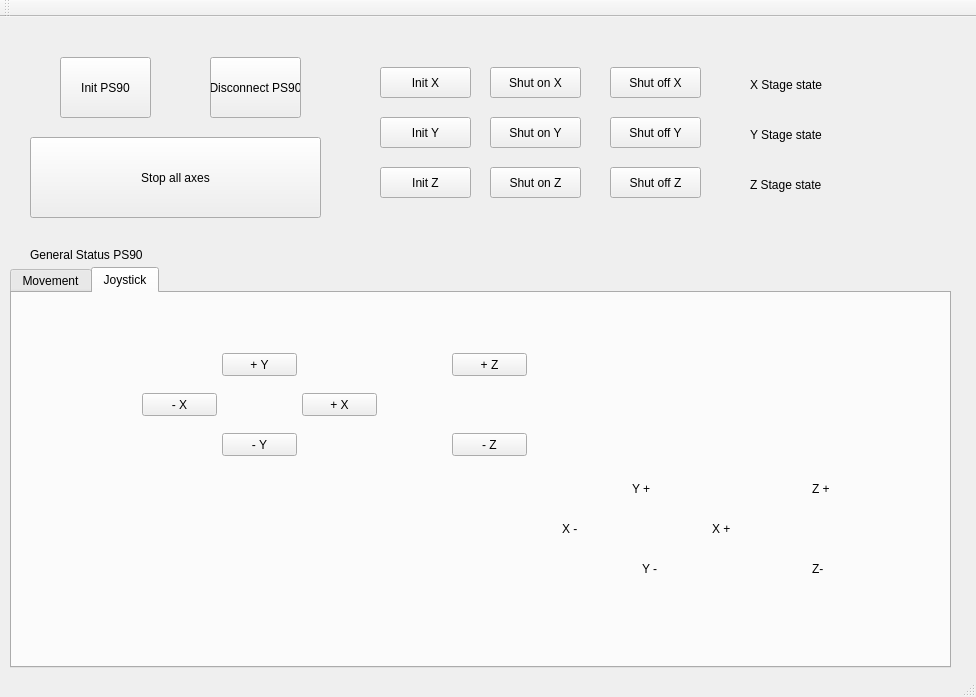
Old version of the form owis_controller.ui in the repository gitHleon/OWIS_controller_V0.
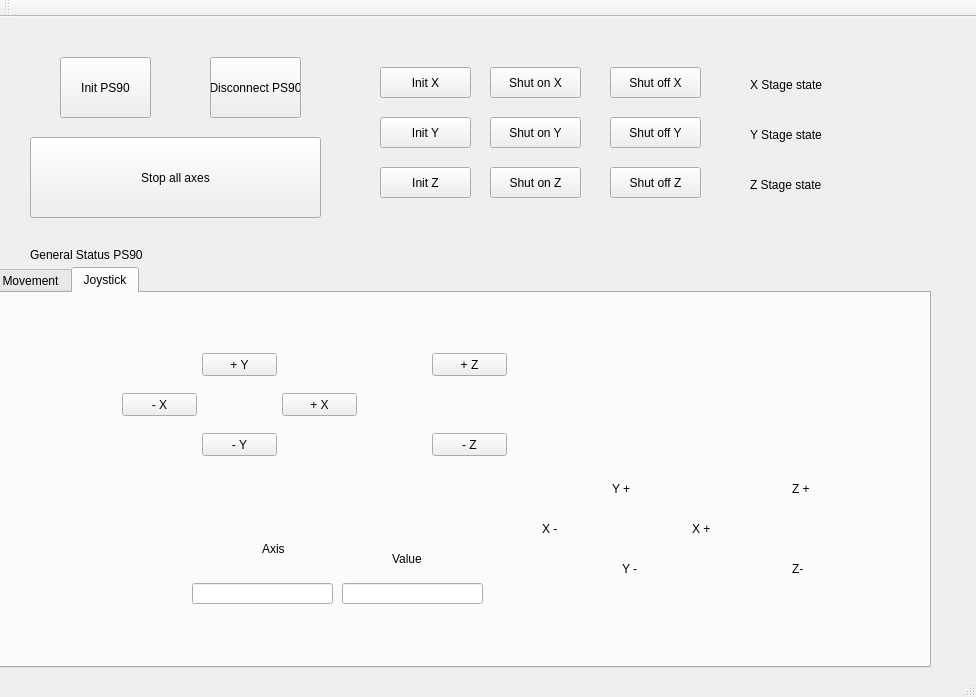
New version of the form.

The edit to the form file:
```diff
--- a/owis_controller.ui
+++ b/owis_controller.ui
@@ -225,7 +225,7 @@
    <widget class="QTabWidget" name="tabWidget">
     <property name="geometry">
      <rect>
-      <x>10</x>
+      <x>-10</x>
       <y>250</y>
       <width>941</width>
       <height>401</height>
@@ -744,6 +744,58 @@
        <string>Z-</string>
       </property>
      </widget>
+     <widget class="QLabel" name="label_Joy_axis">
+      <property name="geometry">
+       <rect>
+        <x>270</x>
+        <y>240</y>
+        <width>71</width>
+        <height>31</height>
+       </rect>
+      </property>
+      <property name="text">
+       <string>Axis</string>
+      </property>
+     </widget>
+     <widget class="QLabel" name="label_Joy_value">
+      <property name="geometry">
+       <rect>
+        <x>400</x>
+        <y>250</y>
+        <width>71</width>
+        <height>31</height>
+       </rect>
+      </property>
+      <property name="text">
+       <string>Value</string>
+      </property>
+     </widget>
+     <widget class="QLineEdit" name="joyAxis">
+      <property name="geometry">
+       <rect>
+        <x>200</x>
+        <y>290</y>
+        <width>141</width>
+        <height>21</height>
+       </rect>
+      </property>
+      <property name="readOnly">
+       <bool>true</bool>
+      </property>
+     </widget>
+     <widget class="QLineEdit" name="joyValue">
+      <property name="geometry">
+       <rect>
+        <x>350</x>
+        <y>290</y>
+        <width>141</width>
+        <height>21</height>
+       </rect>
+      </property>
+      <property name="readOnly">
+       <bool>true</bool>
+      </property>
+     </widget>
     </widget>
    </widget>
   </widget>
```
